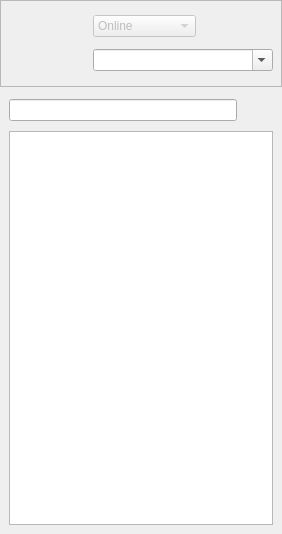
RetroShare/RetroShare, file retroshare-gui/src/gui/MessengerWindow.ui: the form before one commit.
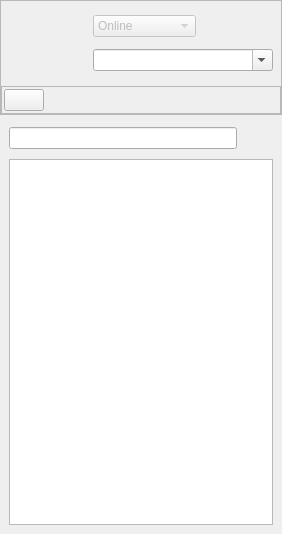
The form after the commit. Icons and pictures are not drawn.

Commit message: * added for systray contextmenu Open Messages (working) * set for MessengerWindow to use RWindow now * added Messages button for MessengerWindow not working at the moment

What changed in the file:
```diff
--- a/retroshare-gui/src/gui/MessengerWindow.ui
+++ b/retroshare-gui/src/gui/MessengerWindow.ui
@@ -56,6 +56,12 @@
        <property name="bottomMargin" >
         <number>0</number>
        </property>
+       <property name="horizontalSpacing" >
+        <number>0</number>
+       </property>
+       <property name="verticalSpacing" >
+        <number>0</number>
+       </property>
        <item row="0" column="0" >
         <layout class="QGridLayout" >
          <property name="leftMargin" >
@@ -217,6 +223,68 @@
          </item>
         </layout>
        </item>
+       <item row="1" column="0" >
+        <widget class="QFrame" name="frame" >
+         <property name="frameShape" >
+          <enum>QFrame::StyledPanel</enum>
+         </property>
+         <property name="frameShadow" >
+          <enum>QFrame::Raised</enum>
+         </property>
+         <layout class="QGridLayout" >
+          <property name="leftMargin" >
+           <number>2</number>
+          </property>
+          <property name="topMargin" >
+           <number>2</number>
+          </property>
+          <property name="rightMargin" >
+           <number>2</number>
+          </property>
+          <property name="bottomMargin" >
+           <number>2</number>
+          </property>
+          <property name="horizontalSpacing" >
+           <number>0</number>
+          </property>
+          <property name="verticalSpacing" >
+           <number>0</number>
+          </property>
+          <item row="0" column="0" >
+           <widget class="QPushButton" name="mailButton" >
+            <property name="toolTip" >
+             <string>Open your Messages Inbox</string>
+            </property>
+            <property name="text" >
+             <string/>
+            </property>
+            <property name="icon" >
+             <iconset resource="images.qrc" >:/images/evolution.png</iconset>
+            </property>
+            <property name="iconSize" >
+             <size>
+              <width>24</width>
+              <height>24</height>
+             </size>
+            </property>
+           </widget>
+          </item>
+          <item row="0" column="1" >
+           <spacer>
+            <property name="orientation" >
+             <enum>Qt::Horizontal</enum>
+            </property>
+            <property name="sizeHint" >
+             <size>
+              <width>161</width>
+              <height>20</height>
+             </size>
+            </property>
+           </spacer>
+          </item>
+         </layout>
+        </widget>
+       </item>
       </layout>
      </widget>
     </item>
```
The commit also changes 7 other files.
